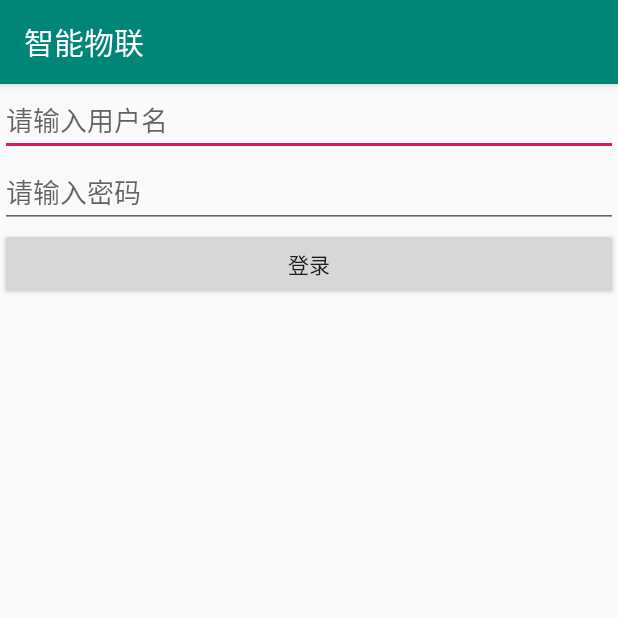
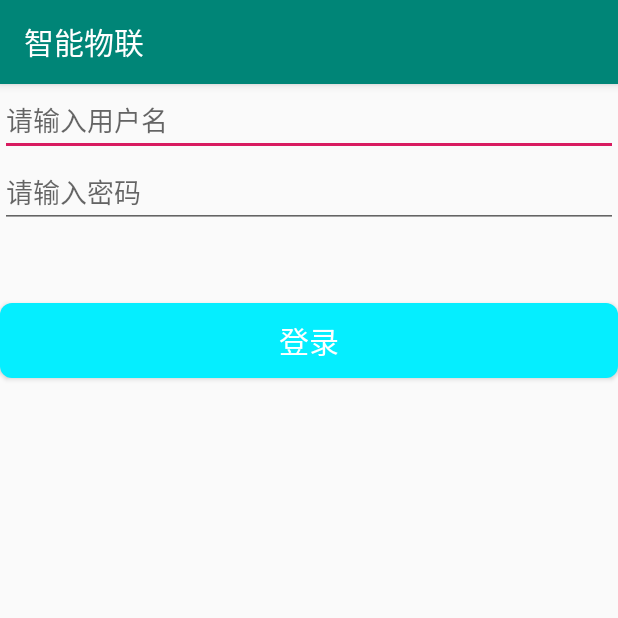
Before and after one commit to zhangqingjin/hiot_clout, an Android app: the screen it shows after launch (TestMVPActivity), on a phone screen of 412 x 824 dp, the top half of it. Run offline under Robolectric (Android 15) with nearby library versions, the phone set to English and light mode, and no system bars; our stand-ins replace Dagger/Hilt's generated code.

```diff
--- /dev/null
+++ b/app/src/main/res/drawable/login_button_bg.xml
@@ -0,0 +1,10 @@
+<?xml version="1.0" encoding="utf-8"?>
+<shape xmlns:android="http://schemas.android.com/apk/res/android"
+    android:shape="rectangle"
+    android:useLevel="false">
+    <solid android:color="#05eeff" />
+    <corners android:radius="8dp" />
+    <size
+        android:width="332dp"
+        android:height="50dp" />
+</shape>
--- a/app/src/main/res/layout/activity_test_mvp.xml
+++ b/app/src/main/res/layout/activity_test_mvp.xml
@@ -22,6 +22,11 @@
         android:id="@+id/bt_login"
         android:layout_width="match_parent"
         android:layout_height="wrap_content"
-        android:text="登录" />
+        android:layout_marginTop="50dp"
+        android:layout_marginBottom="24dp"
+        android:background="@drawable/login_button_bg"
+        android:text="登录"
+        android:textColor="#ffffff"
+        android:textSize="20sp" /> />
 
 </LinearLayout>
```
